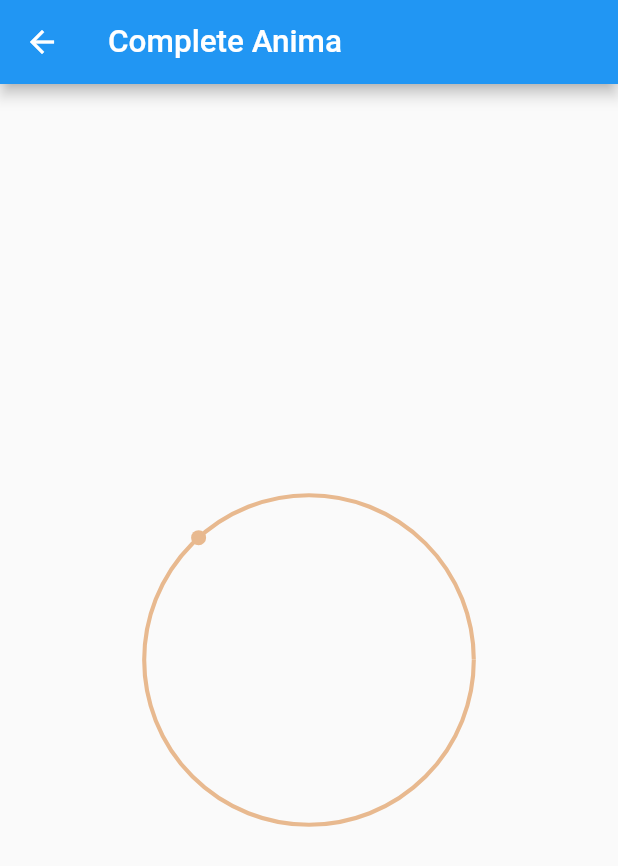
After one commit to keepgagaga/flutter_box, a Flutter app: the CompleteGuide screen opened by its route, on a phone screen of 412 x 824 dp. The commit adds this screen. Shown: the top 866 px of the screen. Run offline on Flutter 3.47's test engine with Material 2 defaults, Android fonts, the phone set to English and light mode, and no system bars; our stand-ins replace camera, connectivity_plus, flutter_bloc, flutter_smart_dialog, image_gallery_saver, permission_handler and 2 more; missing offline and left inert: window_manager; generated files the repository leaves out were written again.

Commit message:
add complete anima

```diff
--- /dev/null
+++ b/lib/pages/mobile/CompleteGuide.dart
@@ -0,0 +1,162 @@
+import 'dart:math';
+import 'dart:ui';
+
+import 'package:flutter/material.dart';
+import 'package:flutter_box/utils/SizeFit.dart';
+
+class CompleteGuide extends StatefulWidget {
+  final bool begin;
+  const CompleteGuide({Key? key, required this.begin}) : super(key: key);
+  _CompleteGuideState createState() => _CompleteGuideState();
+}
+
+class _CompleteGuideState extends State<CompleteGuide>
+    with TickerProviderStateMixin {
+  late AnimationController _ctrl;
+  late AnimationController _tickCtrl;
+  bool _show = true;
+
+  void initState() {
+    super.initState();
+    _ctrl = AnimationController(vsync: this, duration: Duration(seconds: 3));
+    _tickCtrl =
+        AnimationController(vsync: this, duration: Duration(seconds: 2));
+
+    if (widget.begin) {
+      _ctrl.repeat();
+    }
+
+    Future.delayed(Duration(seconds: 3), () {
+      _tickCtrl.forward();
+      setState(() {
+        _show = false;
+      });
+    });
+  }
+
+  void dispose() {
+    _ctrl.dispose();
+    _tickCtrl.dispose();
+    super.dispose();
+  }
+
+  Widget build(BuildContext context) {
+    SizeFit.initialize(context);
+
+    return Scaffold(
+      appBar: AppBar(
+        title: Text('Complete Anima'),
+      ),
+      body: Center(
+        child: UnconstrainedBox(
+          child: SizedBox(
+            child: Stack(
+              alignment: Alignment.center,
+              children: [
+                Container(
+                  width: 400.0.rpx,
+                  height: 350.0.rpx,
+                  decoration: BoxDecoration(
+                    borderRadius:
+                        BorderRadius.all(Radius.circular(400.0.rpx / 2)),
+                  ),
+                ),
+                CustomPaint(
+                  painter: CirclePainter(_ctrl, _ctrl.isCompleted),
+                ),
+                CustomPaint(
+                  painter: TickPainter(_tickCtrl, !_show),
+                ),
+              ],
+            ),
+          ),
+        ),
+      ),
+    );
+  }
+}
+
+class CirclePainter extends CustomPainter {
+  late final Animation<double> repaint;
+  final bool isCompleted;
+
+  CirclePainter(this.repaint, this.isCompleted) : super(repaint: repaint);
+
+  @override
+  void paint(Canvas canvas, Size size) {
+    Paint paint = Paint()
+      ..color = Color(0xFFE8B98F)
+      ..style = PaintingStyle.stroke
+      ..strokeWidth = 5.0.rpx;
+
+    Path path = Path();
+    var rect = Rect.fromCenter(
+        center: Offset(0.0.rpx, 0.0.rpx), width: 400.0.rpx, height: 400.0.rpx);
+    path..arcTo(rect, 0, pi * 1.9999999, true); //这个问题还没解决
+    canvas.drawPath(path, paint);
+    PathMetrics pms = path.computeMetrics();
+    if (!isCompleted) {
+      pms.forEach((pm) {
+        Tangent? tangent = pm.getTangentForOffset(pm.length * repaint.value);
+        canvas.drawCircle(
+            tangent!.position, 5, Paint()..color = Color(0xFFE8B98F));
+      });
+    }
+  }
+
+  @override
+  bool shouldRepaint(covariant CustomPainter oldDelegate) {
+    return false;
+  }
+}
+
+class TickPainter extends CustomPainter {
+  late final Animation<double> repaint;
+  final bool isCompleted;
+
+  TickPainter(this.repaint, this.isCompleted) : super(repaint: repaint);
+
+  @override
+  void paint(Canvas canvas, Size size) {
+    Paint paint = Paint()
+      ..color = Color(0xff23FF53)
+      ..style = PaintingStyle.stroke
+      ..strokeCap = StrokeCap.round
+      ..strokeJoin = StrokeJoin.round
+      ..strokeWidth = 20.0.rpx;
+
+    Path path = Path();
+    path.moveTo(-70.0.rpx, -10.0.rpx);
+    path.lineTo(-10.0.rpx, 50.0.rpx);
+    path.lineTo(70.0.rpx, -60.0.rpx);
+    PathMetrics pms = path.computeMetrics();
+    if (isCompleted) {
+      pms.forEach((pm) {
+        canvas.drawPath(pm.extractPath(0, pm.length * repaint.value), paint);
+      });
+    }
+  }
+
+  @override
+  bool shouldRepaint(covariant CustomPainter oldDelegate) => false;
+}
+
+class BlurCirclePainter extends CustomPainter {
+  void paint(Canvas canvas, Size size) {
+    Paint paint = Paint()
+      ..color = Colors.red
+      ..blendMode = BlendMode.srcATop
+      ..imageFilter = ImageFilter.blur(sigmaX: 10, sigmaY: 10)
+      ..colorFilter = ColorFilter.mode(Color(0xff4B301C), BlendMode.srcOut);
+
+    Path path = Path();
+    var rect = Rect.fromCenter(
+        center: Offset(0.0.rpx, 0.0.rpx), width: 390.0.rpx, height: 330.0.rpx);
+    path..arcTo(rect, 0, pi * 1.9999999, true);
+    canvas.drawPath(path, paint);
+  }
+
+  bool shouldRepaint(covariant CustomPainter oldDelegate) {
+    return false;
+  }
+}
--- a/lib/pages/mobile/Home.dart
+++ b/lib/pages/mobile/Home.dart
@@ -48,6 +48,10 @@ class _HomeState extends State<Home> {
       {
         'label': 'imageEdit',
         'callback': () => _navTo('imageEdit'),
+      },
+      {
+        'label': 'canvas',
+        'callback': () => _navTo('canvas'),
       },
     ];
   }
--- a/lib/pages/mobile/routes.dart
+++ b/lib/pages/mobile/routes.dart
@@ -1,4 +1,5 @@
 import 'package:flutter/material.dart';
+import 'package:flutter_box/pages/mobile/CompleteGuide.dart';
 import 'package:flutter_box/pages/mobile/ImageEdit.dart';
 import 'package:flutter_box/pages/mobile/NetworkStatus.dart';
 import 'package:flutter_box/pages/mobile/PermissionPage.dart';
@@ -13,4 +14,5 @@ Map<String, WidgetBuilder> routes = {
   '/webview': (context) => WebViewPage(),
   '/videoPlayer': (context) => VideoPageView(),
   '/imageEdit': (context) => ImageEdit(),
+  '/canvas': (context) => CompleteGuide(begin: true),
 };
```
Also changed, not shown: 1 other file.
